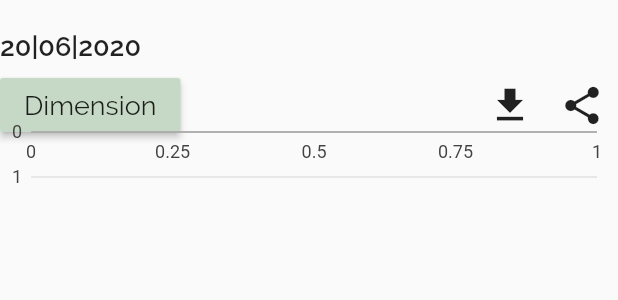
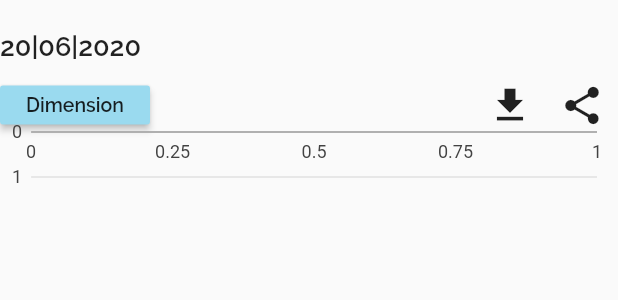
Before and after one commit to AbhayVAshokan/Habituals, a Flutter app: the WellBeingJourney66Days widget shown alone on an empty page, opened directly, on a phone screen of 412 x 824 dp. Shown: the top 300 px of the screen. Run offline on Flutter 3.47's test engine with Material 2 defaults, Android fonts, the phone set to English and light mode, and no system bars; our stand-ins replace auto_size_text, charts_flutter, dropdown_search, fluttertoast, permission_handler; missing offline and left inert: some_calendar; accounts and stored records are empty.

Commit message:
UI Improvements: Client Feedbacks

```diff
--- a/lib/screens/achievements_queries.dart
+++ b/lib/screens/achievements_queries.dart
@@ -123,7 +123,7 @@ class _AchievementsQueriesState extends State<AchievementsQueries> {
                       ),
                       padding: EdgeInsets.symmetric(
                         horizontal: 10.0,
-                        vertical: mediaQuery.size.height * 0.033,
+                        vertical: 10,
                       ),
                       child: AutoSizeText(
                         question,
--- a/lib/screens/body_queries.dart
+++ b/lib/screens/body_queries.dart
@@ -123,7 +123,7 @@ class _BodyQueriesState extends State<BodyQueries> {
                       ),
                       padding: EdgeInsets.symmetric(
                         horizontal: 10.0,
-                        vertical: mediaQuery.size.height * 0.033,
+                        vertical: 10,
                       ),
                       child: AutoSizeText(
                         question,
--- a/lib/screens/mind_queries.dart
+++ b/lib/screens/mind_queries.dart
@@ -124,7 +124,7 @@ class _MindQueriesState extends State<MindQueries> {
                       ),
                       padding: EdgeInsets.symmetric(
                         horizontal: 10.0,
-                        vertical: mediaQuery.size.height * 0.033,
+                        vertical: 10,
                       ),
                       child: AutoSizeText(
                         question,
--- a/lib/screens/personal_growth_queries.dart
+++ b/lib/screens/personal_growth_queries.dart
@@ -123,7 +123,7 @@ class _PersonalGrowthQueriesState extends State<PersonalGrowthQueries> {
                       ),
                       padding: EdgeInsets.symmetric(
                         horizontal: 10.0,
-                        vertical: mediaQuery.size.height * 0.033,
+                        vertical: 10,
                       ),
                       child: AutoSizeText(
                         question,
--- a/lib/screens/relationship_queries.dart
+++ b/lib/screens/relationship_queries.dart
@@ -123,7 +123,7 @@ class _RelationshipQueriesState extends State<RelationshipQueries> {
                       ),
                       padding: EdgeInsets.symmetric(
                         horizontal: 10.0,
-                        vertical: mediaQuery.size.height * 0.033,
+                        vertical: 10,
                       ),
                       child: AutoSizeText(
                         question,
--- a/lib/screens/welcome_screen.dart
+++ b/lib/screens/welcome_screen.dart
@@ -96,10 +96,8 @@ class _WelcomeScreenState extends State<WelcomeScreen> {
 
     fabOffset = Offset(
       mediaQuery.size.width - 35,
-      mediaQuery.size.height * 0.6,
+      mediaQuery.size.height * 0.65,
     );
-
-    int day = DateTime.now().difference(startingDate).inDays;
 
     return SafeArea(
       child: Scaffold(
--- a/lib/screens/well_being_journey_66days.dart
+++ b/lib/screens/well_being_journey_66days.dart
@@ -32,17 +32,22 @@ class WellBeingJourney66Days extends StatelessWidget {
           Row(
             mainAxisAlignment: MainAxisAlignment.spaceBetween,
             children: [
-              RaisedButton(
-                color: color_accent,
-                child: const FittedBox(
-                  child: const Text(
-                    'Dimension',
-                    style: const TextStyle(
-                      fontSize: 18.0,
+              SizedBox(
+                height: 26.0,
+                width: 100.0,
+                child: RaisedButton(
+                  color: color_body,
+                  child: const FittedBox(
+                    child: const Text(
+                      'Dimension',
+                      style: const TextStyle(
+                        fontSize: 13.0,
+                        fontWeight: FontWeight.w600,
+                      ),
                     ),
                   ),
+                  onPressed: () {},
                 ),
-                onPressed: () {},
               ),
               Row(
                 children: [
--- a/lib/widgets/my_tabbar.dart
+++ b/lib/widgets/my_tabbar.dart
@@ -2,6 +2,7 @@
 
 import 'package:auto_size_text/auto_size_text.dart';
 import 'package:flutter/material.dart';
+import 'package:habituals/resources/constants.dart';
 
 Widget myTabBar({@required String screen}) {
   List<Tab> tabs = [
@@ -41,6 +42,7 @@ Widget myTabBar({@required String screen}) {
     alignment: Alignment.centerLeft,
     width: screen == 'audit' ? 175.0 : 300,
     child: TabBar(
+      indicatorColor: color_body,
       labelStyle: const TextStyle(
         fontWeight: FontWeight.bold,
         fontSize: 18.0,
--- a/lib/widgets/well_being_audit/category_card.dart
+++ b/lib/widgets/well_being_audit/category_card.dart
@@ -4,7 +4,6 @@ import 'dart:math';
 
 import 'package:flutter/material.dart';
 import 'package:auto_size_text/auto_size_text.dart';
-import 'package:habituals/resources/constants.dart';
 
 import '../../screens/audit_screen.dart';
 
```
Also changed, not shown: lib/screens/well_being_journey_7days.dart (+13 -8 lines).
